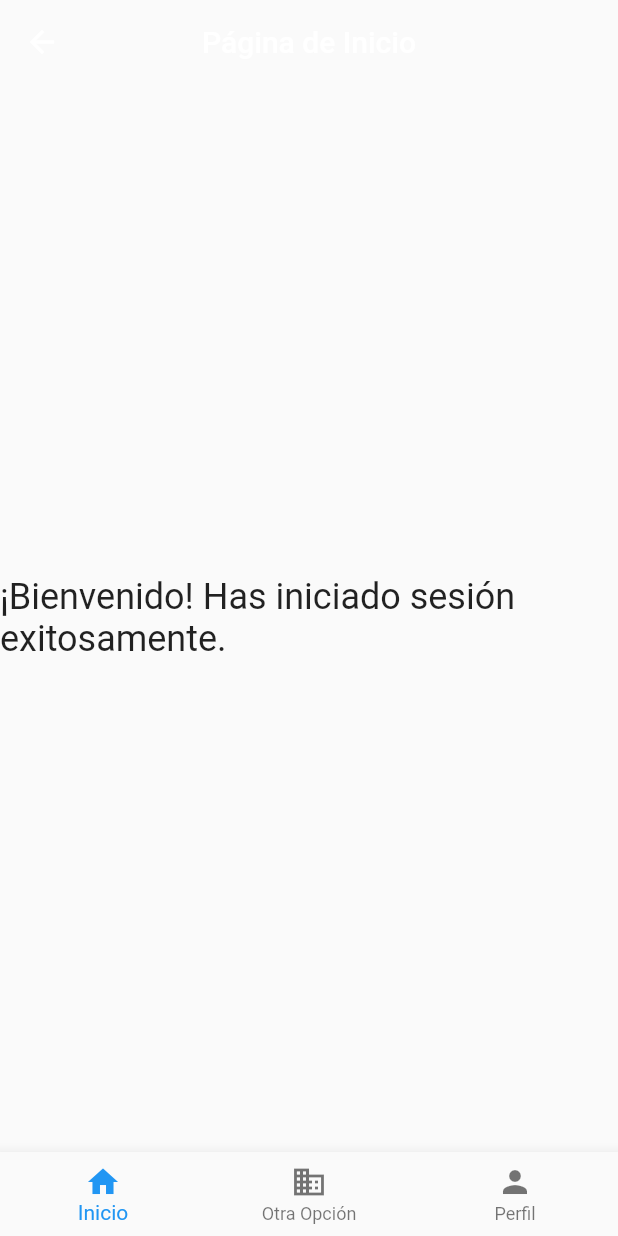
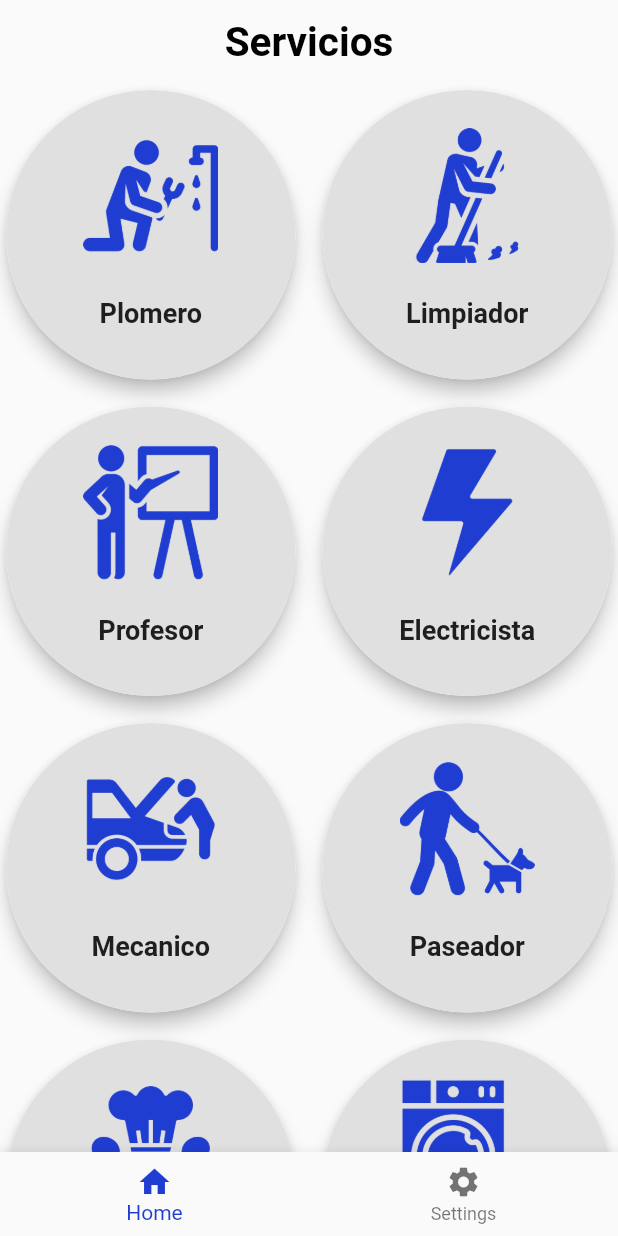
Before and after one commit to Jesus0917/ServiPlus-1.0, a Flutter app: the HomeScreen screen opened directly, on a phone screen of 412 x 824 dp. Run offline on Flutter 3.47's test engine with Material 2 defaults, Android fonts, the phone set to English and light mode, and no system bars.

Commit message:
actualizacion HomeScreen
Signed-off-by: JesusGarcia <ninojavier32@gmail.com>

```diff
--- a/lib/HomeScreen.dart
+++ b/lib/HomeScreen.dart
@@ -1,4 +1,11 @@
 import 'package:flutter/material.dart';
+
+void main() {
+  runApp(MaterialApp(
+    home: HomeScreen(),
+    debugShowCheckedModeBanner: false,
+  ));
+}
 
 class HomeScreen extends StatefulWidget {
   @override
@@ -6,53 +13,126 @@ class HomeScreen extends StatefulWidget {
 }
 
 class _HomeScreenState extends State<HomeScreen> {
-  int _selectedIndex = 0;
-
-  // Lista de pantallas que se mostrarán en función del índice seleccionado.
-  List<Widget> _widgetOptions = <Widget>[
-    Text(
-      '¡Bienvenido! Has iniciado sesión exitosamente.',
-      style: TextStyle(fontSize: 24),
-    ),
-    // Agrega aquí tus otras pantallas si es necesario.
+  // Lista de servicios con sus nombres y rutas de imágenes
+  final List<Map<String, String>> services = [
+    {'name': 'Plomero', 'image': 'assets/plomero.png'},
+    {'name': 'Limpiador', 'image': 'assets/limpiador.png'},
+    {'name': 'Profesor', 'image': 'assets/profesor.png'},
+    {'name': 'Electricista', 'image': 'assets/rayo.png'},
+    {'name': 'Mecanico', 'image': 'assets/reparando.png'},
+    {'name': 'Paseador', 'image': 'assets/caminando-con-perro.png'},
+    {'name': 'Cocinero', 'image': 'assets/cocinero.png'},
+    {'name': 'Lavanderia', 'image': 'assets/servicio-de-lavanderia.png'},
   ];
 
-  void _onItemTapped(int index) {
-    setState(() {
-      _selectedIndex = index;
-    });
-  }
+  int _currentIndex = 0; // Índice de la opción seleccionada en la barra de navegación
 
-  @override
+    @override
   Widget build(BuildContext context) {
     return Scaffold(
       appBar: AppBar(
-        title: Text('Página de Inicio'),
-        centerTitle: true,
+        automaticallyImplyLeading: false,
+        backgroundColor: Colors.transparent,
         elevation: 0,
+        title: Center(
+          child: Text(
+            'Servicios',
+            style: TextStyle(
+              fontSize: 27.0,
+              fontWeight: FontWeight.bold,
+              color: Colors.black,
+
+
+            ),
+          ),
+        ),
       ),
-      body: Center(
-        child: _widgetOptions.elementAt(_selectedIndex),
+      body: GridView.builder(
+        gridDelegate: SliverGridDelegateWithFixedCrossAxisCount(
+          crossAxisCount: 2,
+          crossAxisSpacing: 10.0,
+          mainAxisSpacing: 10.0,
+        ),
+        itemCount: services.length,
+        itemBuilder: (context, index) {
+          return ServiceCard(
+            serviceName: services[index]['name'] ?? '',
+            imagePath: services[index]['image'] ?? '',
+          );
+        },
       ),
       bottomNavigationBar: BottomNavigationBar(
-        items: const <BottomNavigationBarItem>[
+        currentIndex: _currentIndex, // Índice de la opción seleccionada
+        onTap: (int index) {
+          setState(() {
+            _currentIndex = index; // Actualiza el índice cuando se toca una opción
+            if (_currentIndex == 0) {
+              // aquí colocar a dónde se quiere llevar, es decir, al home
+
+            } else if (_currentIndex == 1) {
+              // aquí colocar la página de configuración
+            }
+          });
+        },
+        items: [
           BottomNavigationBarItem(
             icon: Icon(Icons.home),
-            label: 'Inicio',
+            label: 'Home',
           ),
           BottomNavigationBarItem(
-            icon: Icon(Icons.business),
-            label: 'Otra Opción',
-          ),
-          BottomNavigationBarItem(
-            icon: Icon(Icons.person),
-            label: 'Perfil',
+            icon: Icon(Icons.settings),
+            label: 'Settings',
           ),
         ],
-        currentIndex: _selectedIndex,
-        selectedItemColor: Colors.blue,
-        onTap: _onItemTapped,
       ),
     );
   }
 }
+
+class ServiceCard extends StatelessWidget {
+  final String serviceName;
+  final String imagePath;
+
+  ServiceCard({required this.serviceName, required this.imagePath});
+
+  @override
+  Widget build(BuildContext context) {
+    return Card(
+      elevation: 5.0,
+      shape: RoundedRectangleBorder(
+        borderRadius: BorderRadius.circular(200.0),
+      ),
+      child: ClipRRect(
+        borderRadius: BorderRadius.circular(200.0), // Borde circular
+        child: Container(
+          height: 20, // Ajustar la altura del contenedor
+          width: double.infinity,
+          decoration: BoxDecoration(
+            color: Color.fromARGB(255, 224, 224, 224),
+          ),
+          child: Column(
+            mainAxisAlignment: MainAxisAlignment.center, // Centrar el contenido verticalmente
+            children: [
+              Image.asset(
+                imagePath,
+                fit: BoxFit.contain, // Ajustar la imagen al contenedor
+                height: 90, // Altura deseada para la imagen
+              ),
+              SizedBox(height: 15.0), // Espacio entre la imagen y el texto
+              Padding(
+                padding: EdgeInsets.all(8.0),
+                child: Text(
+                  serviceName,
+                  style: TextStyle(
+                    fontSize: 18.0,
+                    fontWeight: FontWeight.bold,
+                  ),
+                ),
+              ),
+            ],
+          ),
+        ),
+      ),
+    );
+  }
+}
--- a/lib/main.dart
+++ b/lib/main.dart
@@ -420,19 +420,20 @@ class RegisterScreen extends StatelessWidget {
   }
 }
 
-class HomeScreen extends StatelessWidget {
+class homescreen extends StatelessWidget {
   @override
   Widget build(BuildContext context) {
     return Scaffold(
-      appBar: AppBar(
-        title: Text('HomeScreen'),
-        centerTitle: true,
-        elevation: 0,
-      ),
       body: Center(
-        child: Text(
-          '¡Bienvenido a la pantalla de inicio!',
-          style: TextStyle(fontSize: 24),
+        child: ElevatedButton(
+          onPressed: () {
+            // Navegar a HomeScreen al hacer clic en el botón
+            Navigator.push(
+              context,
+              MaterialPageRoute(builder: (context) => HomeScreen()),
+            );
+          },
+          child: Text('Ir a HomeScreen'),
         ),
       ),
     );
```
